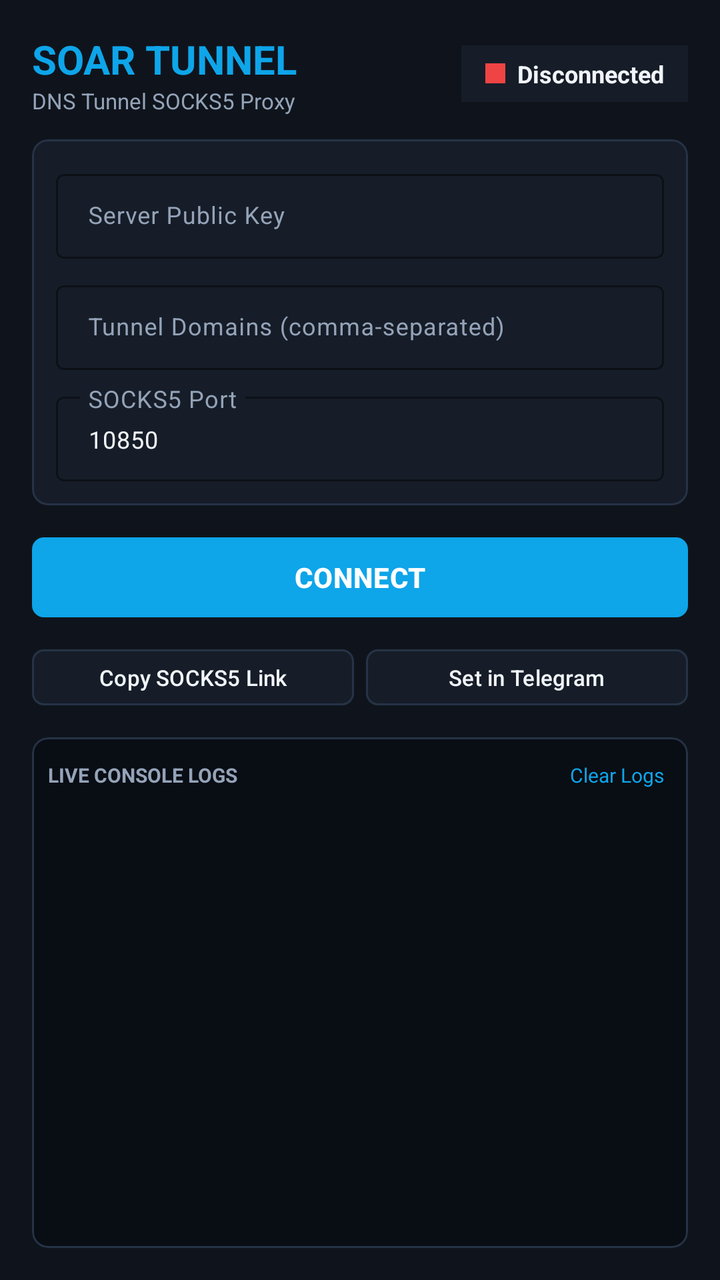
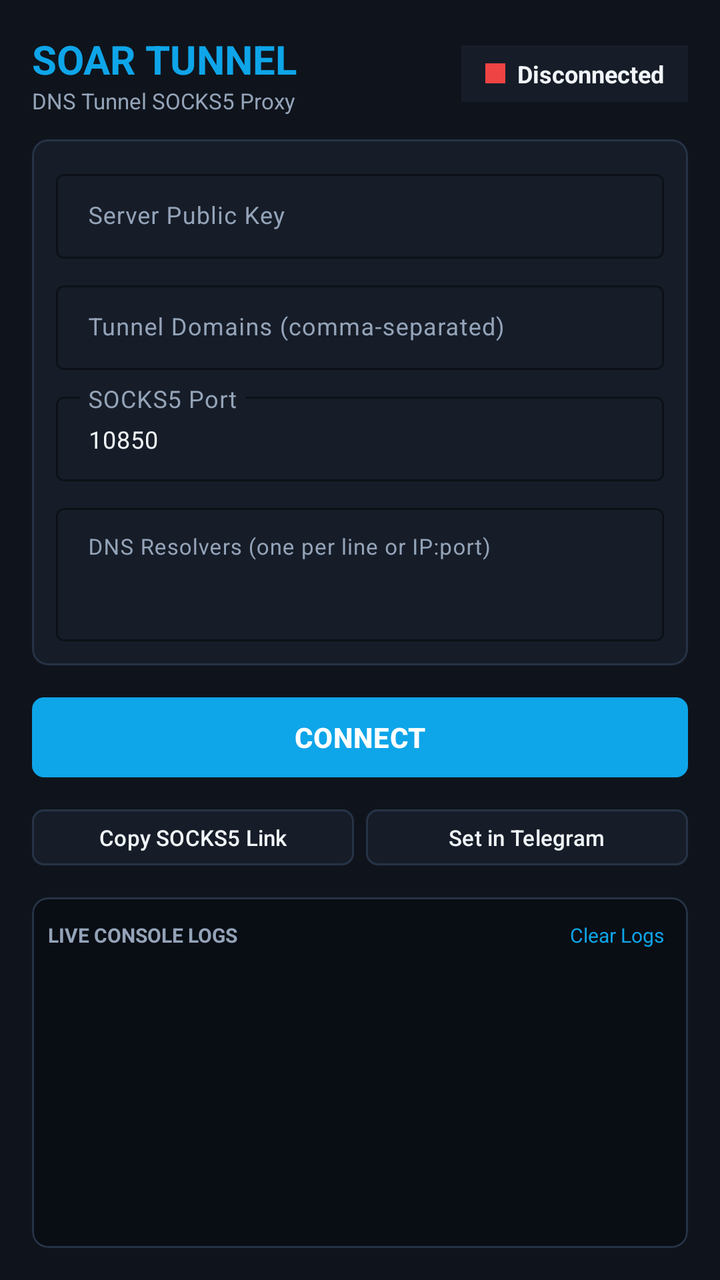

Two renders of the same Android screen: before a commit and after it. Below are the layout's source before the change and the commit's diff.
<!-- AndroidManifest.xml: application theme Theme.SoarTunnel -->
<!-- res/layout/activity_main.xml -->
<?xml version="1.0" encoding="utf-8"?>
<LinearLayout xmlns:android="http://schemas.android.com/apk/res/android"
    xmlns:app="http://schemas.android.com/apk/res-auto"
    android:layout_width="match_parent"
    android:layout_height="match_parent"
    android:orientation="vertical"
    android:background="@color/bg_dark"
    android:padding="16dp">

    
    <LinearLayout
        android:layout_width="match_parent"
        android:layout_height="wrap_content"
        android:orientation="horizontal"
        android:gravity="center_vertical"
        android:paddingBottom="12dp">

        <LinearLayout
            android:layout_width="0dp"
            android:layout_height="wrap_content"
            android:layout_weight="1"
            android:orientation="vertical">

            <TextView
                android:layout_width="wrap_content"
                android:layout_height="wrap_content"
                android:text="SOAR TUNNEL"
                android:textStyle="bold"
                android:textSize="20sp"
                android:textColor="@color/primary_accent" />

            <TextView
                android:layout_width="wrap_content"
                android:layout_height="wrap_content"
                android:text="DNS Tunnel SOCKS5 Proxy"
                android:textSize="11sp"
                android:textColor="@color/text_muted" />
        </LinearLayout>

        
        <LinearLayout
            android:id="@+id/layoutStatus"
            android:layout_width="wrap_content"
            android:layout_height="wrap_content"
            android:orientation="horizontal"
            android:gravity="center_vertical"
            android:background="@color/surface_dark"
            android:paddingHorizontal="12dp"
            android:paddingVertical="6dp">

            <View
                android:id="@+id/viewStatusDot"
                android:layout_width="10dp"
                android:layout_height="10dp"
                android:background="@color/status_red"
                android:layout_marginEnd="6dp" />

            <TextView
                android:id="@+id/tvStatus"
                android:layout_width="wrap_content"
                android:layout_height="wrap_content"
                android:text="@string/status_disconnected"
                android:textSize="12sp"
                android:textStyle="bold"
                android:textColor="@color/text_light" />
        </LinearLayout>
    </LinearLayout>

    
    <com.google.android.material.card.MaterialCardView
        android:layout_width="match_parent"
        android:layout_height="wrap_content"
        app:cardBackgroundColor="@color/surface_dark"
        app:strokeColor="@color/border_dark"
        app:strokeWidth="1dp"
        app:cardCornerRadius="8dp"
        android:layout_marginBottom="12dp">

        <LinearLayout
            android:layout_width="match_parent"
            android:layout_height="wrap_content"
            android:orientation="vertical"
            android:padding="12dp">

            
            <com.google.android.material.textfield.TextInputLayout
                android:layout_width="match_parent"
                android:layout_height="wrap_content"
                android:hint="@string/server_key"
                android:textColorHint="@color/text_muted"
                app:boxStrokeColor="@color/primary_accent"
                android:layout_marginBottom="8dp"
                style="@style/Widget.Material3.TextInputLayout.OutlinedBox.Dense">

                <com.google.android.material.textfield.TextInputEditText
                    android:id="@+id/etServerKey"
                    android:layout_width="match_parent"
                    android:layout_height="wrap_content"
                    android:textColor="@color/text_light"
                    android:textSize="12sp"
                    android:maxLines="2" />
            </com.google.android.material.textfield.TextInputLayout>

            
            <com.google.android.material.textfield.TextInputLayout
                android:layout_width="match_parent"
                android:layout_height="wrap_content"
                android:hint="@string/tunnel_domains"
                android:textColorHint="@color/text_muted"
                app:boxStrokeColor="@color/primary_accent"
                android:layout_marginBottom="8dp"
                style="@style/Widget.Material3.TextInputLayout.OutlinedBox.Dense">

                <com.google.android.material.textfield.TextInputEditText
                    android:id="@+id/etDomains"
                    android:layout_width="match_parent"
                    android:layout_height="wrap_content"
                    android:textColor="@color/text_light"
                    android:textSize="12sp"
                    android:singleLine="true" />
            </com.google.android.material.textfield.TextInputLayout>

            
            <com.google.android.material.textfield.TextInputLayout
                android:layout_width="match_parent"
                android:layout_height="wrap_content"
                android:hint="@string/socks_port"
                android:textColorHint="@color/text_muted"
                app:boxStrokeColor="@color/primary_accent"
                style="@style/Widget.Material3.TextInputLayout.OutlinedBox.Dense">

                <com.google.android.material.textfield.TextInputEditText
                    android:id="@+id/etPort"
                    android:layout_width="match_parent"
                    android:layout_height="wrap_content"
                    android:text="10850"
                    android:inputType="number"
                    android:textColor="@color/text_light"
                    android:textSize="12sp" />
            </com.google.android.material.textfield.TextInputLayout>
        </LinearLayout>
    </com.google.android.material.card.MaterialCardView>

    
    <com.google.android.material.button.MaterialButton
        android:id="@+id/btnConnect"
        android:layout_width="match_parent"
        android:layout_height="48dp"
        android:text="@string/connect"
        android:textSize="14sp"
        android:textStyle="bold"
        android:textColor="#FFFFFF"
        app:backgroundTint="@color/primary_accent"
        app:cornerRadius="6dp"
        android:layout_marginBottom="8dp" />

    
    <LinearLayout
        android:layout_width="match_parent"
        android:layout_height="wrap_content"
        android:orientation="horizontal"
        android:layout_marginBottom="12dp">

        <com.google.android.material.button.MaterialButton
            android:id="@+id/btnCopyProxy"
            android:layout_width="0dp"
            android:layout_height="36dp"
            android:layout_weight="1"
            android:text="@string/copy_socks"
            android:textSize="11sp"
            android:textColor="@color/text_light"
            app:backgroundTint="@color/surface_dark"
            app:strokeColor="@color/border_dark"
            app:strokeWidth="1dp"
            app:cornerRadius="6dp"
            android:layout_marginEnd="6dp" />

        <com.google.android.material.button.MaterialButton
            android:id="@+id/btnOpenTelegram"
            android:layout_width="0dp"
            android:layout_height="36dp"
            android:layout_weight="1"
            android:text="@string/open_telegram"
            android:textSize="11sp"
            android:textColor="@color/text_light"
            app:backgroundTint="@color/surface_dark"
            app:strokeColor="@color/border_dark"
            app:strokeWidth="1dp"
            app:cornerRadius="6dp" />
    </LinearLayout>

    
    <com.google.android.material.card.MaterialCardView
        android:layout_width="match_parent"
        android:layout_height="0dp"
        android:layout_weight="1"
        app:cardBackgroundColor="@color/terminal_bg"
        app:strokeColor="@color/border_dark"
        app:strokeWidth="1dp"
        app:cardCornerRadius="8dp">

        <LinearLayout
            android:layout_width="match_parent"
            android:layout_height="match_parent"
            android:orientation="vertical"
            android:padding="8dp">

            <LinearLayout
                android:layout_width="match_parent"
                android:layout_height="wrap_content"
                android:orientation="horizontal"
                android:gravity="center_vertical"
                android:paddingBottom="4dp">

                <TextView
                    android:layout_width="0dp"
                    android:layout_height="wrap_content"
                    android:layout_weight="1"
                    android:text="LIVE CONSOLE LOGS"
                    android:textSize="10sp"
                    android:textStyle="bold"
                    android:textColor="@color/text_muted" />

                <TextView
                    android:id="@+id/tvClearLogs"
                    android:layout_width="wrap_content"
                    android:layout_height="wrap_content"
                    android:text="@string/clear_logs"
                    android:textSize="10sp"
                    android:textColor="@color/primary_accent"
                    android:padding="4dp" />
            </LinearLayout>

            <ScrollView
                android:id="@+id/scrollLogs"
                android:layout_width="match_parent"
                android:layout_height="match_parent"
                android:fillViewport="true">

                <TextView
                    android:id="@+id/tvLogs"
                    android:layout_width="match_parent"
                    android:layout_height="wrap_content"
                    android:textColor="@color/terminal_green"
                    android:typeface="monospace"
                    android:textSize="10sp"
                    android:textIsSelectable="true" />
            </ScrollView>
        </LinearLayout>
    </com.google.android.material.card.MaterialCardView>

</LinearLayout>
<!-- resources referenced by this layout -->
<resources>
  <color name="bg_dark">#0F141C</color>
  <color name="border_dark">#263346</color>
  <color name="primary_accent">#0EA5E9</color>
  <color name="status_red">#EF4444</color>
  <color name="surface_dark">#161D28</color>
  <color name="terminal_bg">#090D14</color>
  <color name="terminal_green">#10B981</color>
  <color name="text_light">#F1F5F9</color>
  <color name="text_muted">#94A3B8</color>
  <string name="clear_logs">Clear Logs</string>
  <string name="connect">CONNECT</string>
  <string name="copy_socks">Copy SOCKS5 Link</string>
  <string name="open_telegram">Set in Telegram</string>
  <string name="server_key">Server Public Key</string>
  <string name="socks_port">SOCKS5 Port</string>
  <string name="status_disconnected">Disconnected</string>
  <string name="tunnel_domains">Tunnel Domains (comma-separated)</string>
  <style name="Theme.SoarTunnel" parent="Theme.Material3.Dark.NoActionBar">
          <item name="colorPrimary">@color/primary_accent</item>
          <item name="android:windowBackground">@color/bg_dark</item>
          <item name="android:statusBarColor">@color/bg_dark</item>
          <item name="android:navigationBarColor">@color/bg_dark</item>
      </style>
</resources>

<!-- the commit's change to res/layout/activity_main.xml (unified diff, before → after) -->
@@ -127,6 +127,7 @@
                 android:hint="@string/socks_port"
                 android:textColorHint="@color/text_muted"
                 app:boxStrokeColor="@color/primary_accent"
+                android:layout_marginBottom="8dp"
                 style="@style/Widget.Material3.TextInputLayout.OutlinedBox.Dense">
 
                 <com.google.android.material.textfield.TextInputEditText
@@ -137,6 +138,27 @@
                     android:inputType="number"
                     android:textColor="@color/text_light"
                     android:textSize="12sp" />
+            </com.google.android.material.textfield.TextInputLayout>
+
+            
+            <com.google.android.material.textfield.TextInputLayout
+                android:layout_width="match_parent"
+                android:layout_height="wrap_content"
+                android:hint="@string/dns_resolvers"
+                android:textColorHint="@color/text_muted"
+                app:boxStrokeColor="@color/primary_accent"
+                style="@style/Widget.Material3.TextInputLayout.OutlinedBox.Dense">
+
+                <com.google.android.material.textfield.TextInputEditText
+                    android:id="@+id/etResolvers"
+                    android:layout_width="match_parent"
+                    android:layout_height="wrap_content"
+                    android:textColor="@color/text_light"
+                    android:textSize="11sp"
+                    android:inputType="textMultiLine"
+                    android:lines="3"
+                    android:maxLines="5"
+                    android:gravity="top|start" />
             </com.google.android.material.textfield.TextInputLayout>
         </LinearLayout>
     </com.google.android.material.card.MaterialCardView>
<!-- resource entries referenced after the edit -->
@@ -12,6 +12,7 @@
   <string name="clear_logs">Clear Logs</string>
   <string name="connect">CONNECT</string>
   <string name="copy_socks">Copy SOCKS5 Link</string>
+  <string name="dns_resolvers">DNS Resolvers (one per line or IP:port)</string>
   <string name="open_telegram">Set in Telegram</string>
   <string name="server_key">Server Public Key</string>
   <string name="socks_port">SOCKS5 Port</string>
